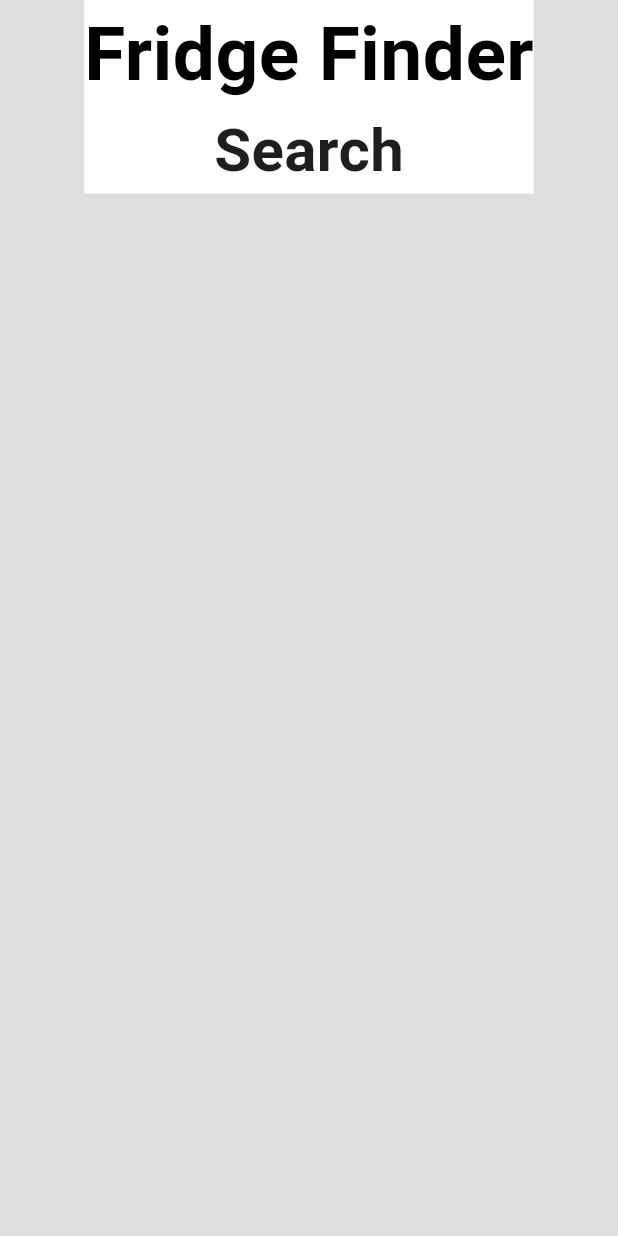
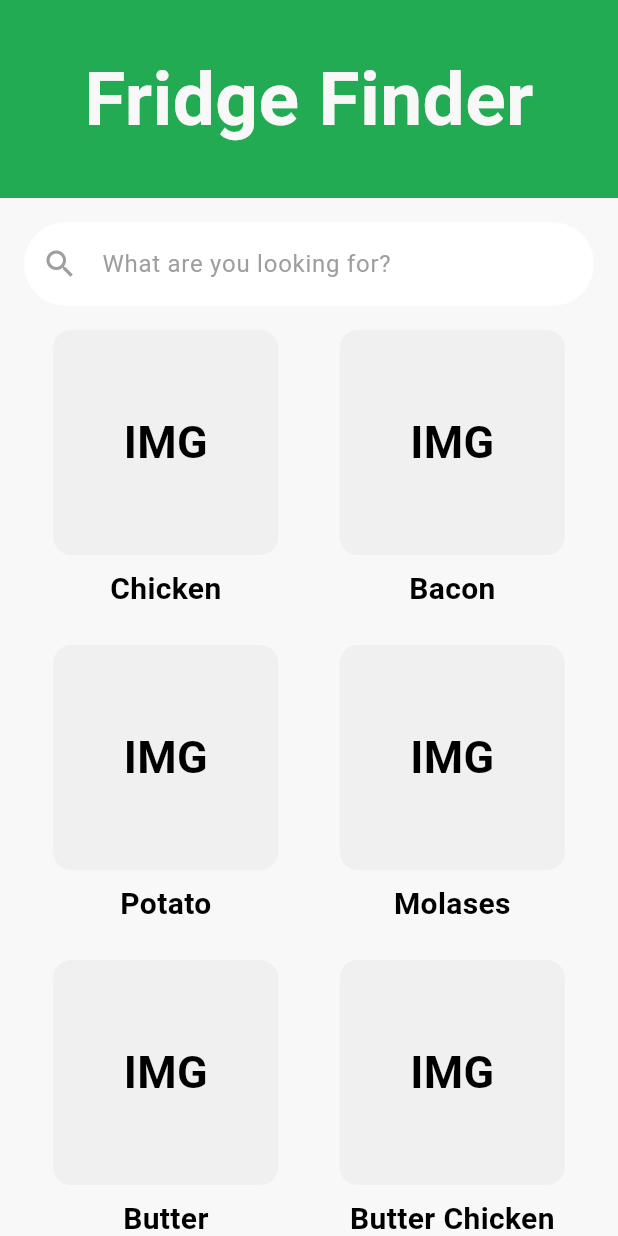
Before and after one commit to EECS3311F25/fridge_finder, a Flutter app: the screen it shows after launch, on a phone screen of 412 x 824 dp. Run offline on Flutter 3.47's test engine with Material 3 defaults, Android fonts, the phone set to English and light mode, and no system bars; our stand-ins replace sqflite; accounts and stored records are empty.

Commit message:
Views created, home created
views folder added
home_view.dart added
food_item_view.dart added
main.dart simplified

```diff
--- a/lib/main.dart
+++ b/lib/main.dart
@@ -1,4 +1,5 @@
 import 'package:flutter/material.dart';
+import 'views/home_view.dart';
 
 void main() {
   runApp(const MainApp());
@@ -6,44 +7,9 @@ void main() {
 
 class MainApp extends StatelessWidget {
   const MainApp({super.key});
-
+  // home_view.dart is the main screen
   @override
   Widget build(BuildContext context) {
-    return MaterialApp(
-      home: Scaffold(
-        backgroundColor: Color.fromRGBO(222, 222, 222, 1),
-        body: Align(
-          alignment: Alignment.topCenter,
-          child: Container(
-            color: Colors.white,
-            child: Column(
-              //Wrap at minimum size (stop at bottom of search)
-              mainAxisSize: MainAxisSize.min,
-              //Children contains Title 'Fridge Finder' and 'Search'
-              children: [
-                // Title for main menu
-                Text(
-                  'Fridge Finder',
-                  style: TextStyle(
-                    color: Colors.black,
-                    fontWeight: FontWeight.bold,
-                    fontSize: 50,
-                  ),
-                ),
-                // Search Text
-                Text(
-                  'Search',
-                  style: TextStyle(
-                    color: Color.fromARGB(255, 30, 30, 30),
-                    fontWeight: FontWeight.bold,
-                    fontSize: 40,
-                  ),
-                ),
-              ],
-            ),
-          ),
-        ),
-      ),
-    );
+    return MaterialApp(home: HomeView());
   }
 }
--- /dev/null
+++ b/lib/views/add_item_view.dart
@@ -0,0 +1,13 @@
+import 'package:flutter/material.dart';
+
+class AddItemView extends StatelessWidget {
+  const AddItemView({super.key});
+
+  @override
+  Widget build(BuildContext context) {
+    return Scaffold(
+      appBar: AppBar(title: const Text('Add Item')),
+      body: const Center(child: Text('Add Item')),
+    );
+  }
+}
--- /dev/null
+++ b/lib/views/food_item_view.dart
@@ -0,0 +1,13 @@
+import 'package:flutter/material.dart';
+
+class FoodItemView extends StatelessWidget {
+  const FoodItemView({super.key});
+
+  @override
+  Widget build(BuildContext context) {
+    return Scaffold(
+      appBar: AppBar(title: const Text('Food Item')),
+      body: const Center(child: Text('Food Item')),
+    );
+  }
+}
--- /dev/null
+++ b/lib/views/home_view.dart
@@ -0,0 +1,145 @@
+import 'package:flutter/material.dart';
+
+/*
+Colour Palette:
+Green -> (34, 171, 82, 1)
+Off White -> (248, 248, 248, 1)
+Box Colour  -> (240, 240, 240, 1)
+Text Styles:
+Header -> Off White
+Food Name -> Size 20, Black
+*/
+
+class HomeView extends StatelessWidget {
+  const HomeView({super.key});
+
+  // List of food names
+  final List<String> foodNames = const [
+    'Chicken',
+    'Bacon',
+    'Potato',
+    'Molases',
+    'Butter',
+    'Butter Chicken',
+    'Onion',
+    'Potato',
+  ];
+
+  // List of images
+  final List<String> imageTexts = const [
+    'IMG',
+    'IMG',
+    'IMG',
+    'IMG',
+    'IMG',
+    'IMG',
+    'IMG',
+    'IMG',
+  ];
+
+  @override
+  Widget build(BuildContext context) {
+    return Scaffold(
+      backgroundColor: Color.fromRGBO(248, 248, 248, 1),
+      body: Column(
+        children: [
+          // Header ====================================================
+          Container(
+            width: double.infinity,
+            color: Color.fromRGBO(34, 171, 82, 1),
+            padding: EdgeInsets.all(30),
+            child: Text(
+              'Fridge Finder',
+              textAlign: TextAlign.center,
+              style: TextStyle(
+                color: Color.fromRGBO(248, 248, 248, 1),
+                fontWeight: FontWeight.bold,
+                fontSize: 50,
+              ),
+            ),
+          ),
+
+          // Search bar  ================================================
+          Padding(
+            padding: EdgeInsets.all(16),
+            child: Container(
+              decoration: BoxDecoration(
+                color: Colors.white,
+                borderRadius: BorderRadius.circular(100),
+              ),
+              // Inside the search bar
+              child: TextField(
+                decoration: InputDecoration(
+                  hintText: 'What are you looking for?',
+                  hintStyle: TextStyle(
+                    color: Color.fromRGBO(158, 158, 158, 1),
+                    fontSize: 16,
+                  ),
+                  // Search Icon
+                  prefixIcon: Icon(
+                    Icons.search,
+                    color: Color.fromRGBO(158, 158, 158, 1),
+                  ),
+                  border: InputBorder.none,
+                  contentPadding: EdgeInsets.all(16),
+                ),
+              ),
+            ),
+          ),
+
+          // Grid of Items ==============================================
+          Expanded(
+            child: Padding(
+              padding: EdgeInsets.symmetric(horizontal: 25), // 25 on edges
+              child: GridView.builder(
+                gridDelegate: SliverGridDelegateWithFixedCrossAxisCount(
+                  crossAxisCount: 2, // 2 Columns
+                  crossAxisSpacing: 20, // 20 between columns
+                  mainAxisSpacing: 20, // 20 between rows
+                  childAspectRatio: 0.9, // Vertical Space
+                ),
+                itemCount: foodNames.length,
+                itemBuilder: (context, index) {
+                  return Column(
+                    children: [
+                      // Box Container =================================
+                      Container(
+                        height: 150,
+                        width: 150,
+                        decoration: BoxDecoration(
+                          color: Color.fromRGBO(240, 240, 240, 1),
+                          borderRadius: BorderRadius.circular(12),
+                        ),
+                        // Food Icon =================================
+                        child: Center(
+                          child: Text(
+                            imageTexts[index],
+                            style: TextStyle(
+                              color: Colors.black,
+                              fontSize: 30,
+                              fontWeight: FontWeight.bold,
+                            ),
+                          ),
+                        ),
+                      ),
+                      // Food Name =====================================
+                      SizedBox(height: 8),
+                      Text(
+                        foodNames[index],
+                        style: TextStyle(
+                          color: Colors.black,
+                          fontSize: 20,
+                          fontWeight: FontWeight.bold,
+                        ),
+                      ),
+                    ],
+                  );
+                },
+              ),
+            ),
+          ),
+        ],
+      ),
+    );
+  }
+}
```
